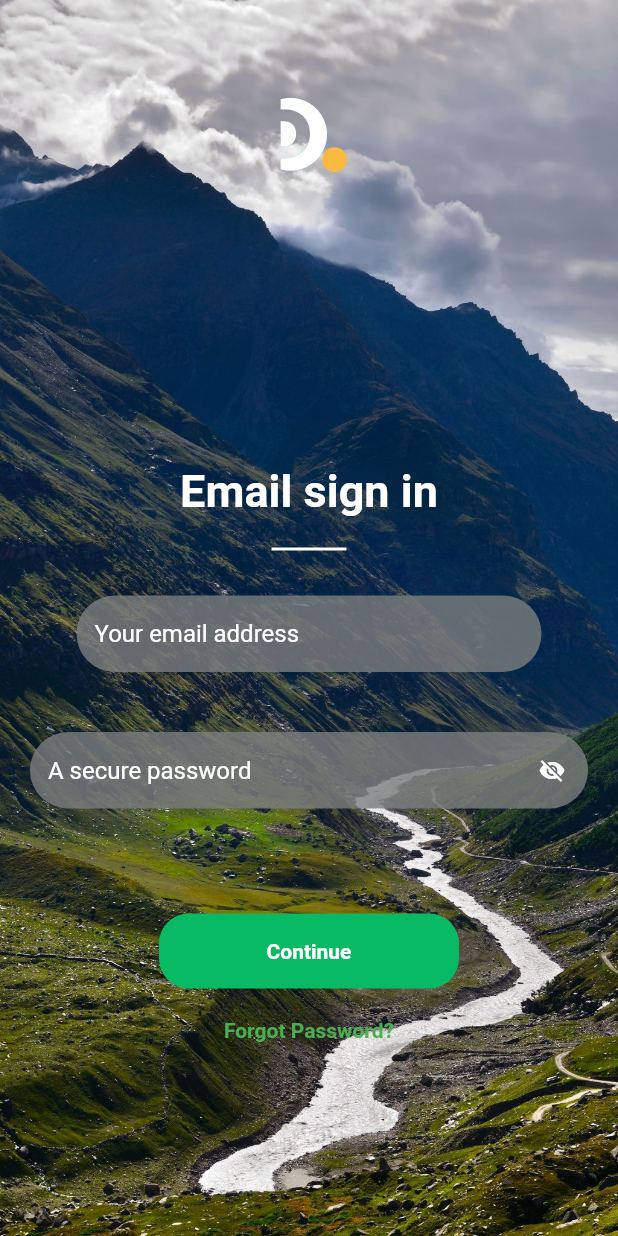
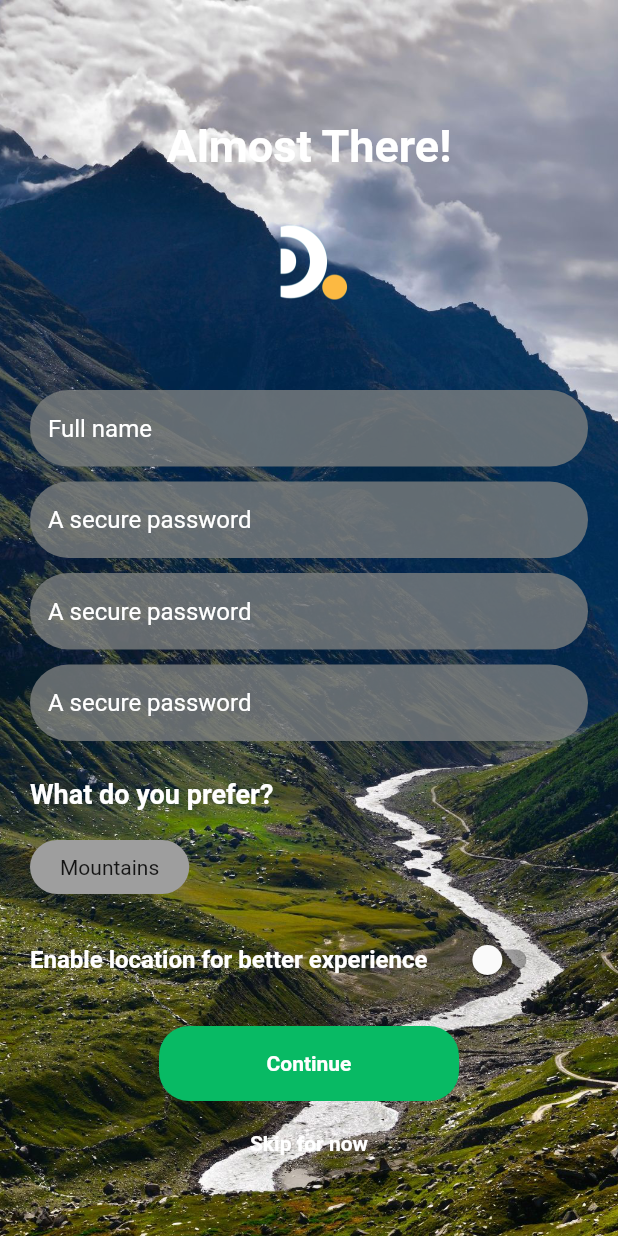
Before and after one commit to Shawon-mas/dd_travel_app, a Flutter app: the EmailLogin screen opened directly, after a tap on "Continue", on a phone screen of 412 x 824 dp. Run offline on Flutter 3.47's test engine with Material 2 defaults, Android fonts, the phone set to English and light mode, and no system bars; our stand-ins replace banner_carousel, flutter_screenutil, get, hexcolor; network calls fail.

Commit message:
first commit

```diff
--- /dev/null
+++ b/lib/view/complete_profile.dart
@@ -0,0 +1,220 @@
+
+import 'package:dd_travel_app/view/Home/home.dart';
+import 'package:flutter/material.dart';
+import 'package:get/get.dart';
+import 'package:hexcolor/hexcolor.dart';
+
+class CompleteProfile extends StatelessWidget {
+   CompleteProfile({Key? key}) : super(key: key);
+
+  bool isSwitched = false;
+
+  @override
+  Widget build(BuildContext context) {
+    return Scaffold(
+      body: Stack(
+        children: [
+          Image.asset("assets/bg2.png",fit: BoxFit.cover,height: double.infinity,width: double.infinity,),
+          Positioned(
+            top: 50,
+            left: 0,
+            right: 0,
+
+            child: Container(
+              height: MediaQuery.of(context).size.height,
+              width:double.infinity,
+              child: SingleChildScrollView(
+                child: Column(
+                  mainAxisAlignment: MainAxisAlignment.spaceBetween,
+                  children: [
+
+
+                    SizedBox(
+                      height: 30,
+                    ),
+                    Column(
+
+                      children: [
+
+                        Text("Almost There!",style: TextStyle(fontWeight:FontWeight.w600,color: Colors.white,fontSize: 30),textAlign: TextAlign.center),
+                        SizedBox(
+                          height: 20,
+                        ),
+                        Image.asset("assets/logo.png",fit: BoxFit.cover,height: 80,width: 80,),
+                        SizedBox(
+                          height: 20,
+                        ),
+                       Padding(
+                         padding: const EdgeInsets.all(20),
+                         child: Column(
+                           crossAxisAlignment:CrossAxisAlignment.start,
+                           children: [
+                             Padding(
+                               padding: const EdgeInsets.symmetric(horizontal: 0,vertical: 5),
+                               child: TextFormField(
+
+                                 decoration: InputDecoration(
+                                   hintText: 'Full name',
+                                   labelStyle: TextStyle(color: Colors.white),
+                                   hintStyle: TextStyle(color: Colors.white),
+                                   fillColor:HexColor('#7B7E7E').withOpacity(0.8),
+                                   filled: true,
+                                   isDense: true,
+                                   focusColor: HexColor('#08BA64'),
+                                   border: OutlineInputBorder(
+                                       borderRadius: BorderRadius.circular(30),
+                                       borderSide: BorderSide.none
+
+                                   ),
+
+                                 ),
+
+
+
+                               ),
+                             ),
+                             Padding(
+                               padding: const EdgeInsets.symmetric(horizontal: 0,vertical: 5)
+                               ,child: TextFormField(
+
+                               decoration: InputDecoration(
+                                 hintText: 'A secure password',
+                                 labelStyle: TextStyle(color: Colors.white),
+                                 hintStyle: TextStyle(color: Colors.white),
+                                 fillColor:HexColor('#7B7E7E').withOpacity(0.8),
+                                 filled: true,
+                                 isDense: true,
+                                 focusColor: HexColor('#08BA64'),
+                                 border: OutlineInputBorder(
+                                     borderRadius: BorderRadius.circular(30),
+                                     borderSide: BorderSide.none
+
+                                 ),
+
+                               ),
+                             ),
+                             ),
+                             Padding(
+                               padding: const EdgeInsets.symmetric(horizontal: 0,vertical: 5),
+                               child: TextFormField(
+
+                                 decoration: InputDecoration(
+                                   hintText: 'A secure password',
+                                   labelStyle: TextStyle(color: Colors.white),
+                                   hintStyle: TextStyle(color: Colors.white),
+                                   fillColor:HexColor('#7B7E7E').withOpacity(0.8),
+                                   filled: true,
+                                   isDense: true,
+                                   focusColor: HexColor('#08BA64'),
+                                   border: OutlineInputBorder(
+                                       borderRadius: BorderRadius.circular(30),
+                                       borderSide: BorderSide.none
+
+                                   ),
+
+                                 ),
+                               ),
+                             ),
+                             Padding(
+                               padding: const EdgeInsets.symmetric(horizontal: 0,vertical: 5),
+                               child: TextFormField(
+
+                                 decoration: InputDecoration(
+                                   hintText: 'A secure password',
+                                   labelStyle: TextStyle(color: Colors.white),
+                                   hintStyle: TextStyle(color: Colors.white),
+                                   fillColor:HexColor('#7B7E7E').withOpacity(0.8),
+                                   filled: true,
+                                   isDense: true,
+                                   focusColor: HexColor('#08BA64'),
+                                   border: OutlineInputBorder(
+                                       borderRadius: BorderRadius.circular(30),
+                                       borderSide: BorderSide.none
+
+                                   ),
+
+                                 ),
+                               ),
+                             ),
+                             SizedBox(
+                               height: 20,
+                             ),
+                             Text("What do you prefer?",style: TextStyle(fontWeight:FontWeight.w600,color: Colors.white,fontSize: 18),),
+                             SizedBox(
+                               height: 20,
+                             ),
+
+                             Container(
+                               decoration: BoxDecoration(
+                                 //  border: Border.all(color: Colors.grey,width: 2,style: BorderStyle.solid),
+                                 borderRadius: BorderRadius.circular(20),
+                                 color: Colors.grey,
+
+                               ),
+                               padding: EdgeInsets.symmetric(horizontal: 20,vertical: 10),
+                               child: Text("Mountains"),
+                             ),
+                             SizedBox(
+                               height: 20,
+                             ),
+                             Row(
+                               children: [
+                                 Text("Enable location for better experience",style: TextStyle(fontWeight:FontWeight.w600,color: Colors.white,fontSize: 16),),
+                                 SizedBox(
+                                   width: 20,
+                                 ),
+                                 Switch(
+                                   activeColor: HexColor('#08BA64'),
+                                   value: isSwitched,
+                                   onChanged: (value) {
+
+
+                                   },
+                                 ),
+                               ],
+                             ),
+                           ],
+                         ),
+                       ),
+                        GestureDetector(
+                          onTap: (){
+                             Get.to(HomePage());
+                          },
+                          child: Container(
+
+                            width: 200,
+                            height: 50,
+                            decoration: BoxDecoration(
+                              //  border: Border.all(color: Colors.grey,width: 2,style: BorderStyle.solid),
+                              borderRadius: BorderRadius.circular(20),
+                              color:HexColor('#08BA64'),
+
+                            ),
+
+                            child: Center(
+                              child: Text("Continue",style: TextStyle(fontWeight:FontWeight.w600,color: Colors.white,fontSize: 14),),
+                            ),
+                          ),
+                        ),
+
+                        SizedBox(
+                          height: 20,
+                        ),
+
+                        Text("Skip for now",style: TextStyle(fontWeight:FontWeight.w600,color: Colors.white,fontSize: 14),),
+                        SizedBox(
+                          height: 20,
+                        )
+                      ],),
+                  ],
+                ),
+              ),
+            ),)
+
+
+        ],
+      ),
+
+    );
+  }
+}
--- a/lib/view/sign_in_with_email.dart
+++ b/lib/view/sign_in_with_email.dart
@@ -1,5 +1,7 @@
 
+import 'package:dd_travel_app/view/complete_profile.dart';
 import 'package:flutter/material.dart';
+import 'package:get/get.dart';
 import 'package:hexcolor/hexcolor.dart';
 
 class EmailLogin extends StatelessWidget {
@@ -16,18 +18,18 @@ class EmailLogin extends StatelessWidget {
             left: 0,
             right: 0,
 
-            child: Container(
-              height: 700,
-              width:double.infinity,
-              child: SingleChildScrollView(
+
+              child: Container(
+                height: 700,
+                width:double.infinity,
                 child: Column(
-                  mainAxisAlignment: MainAxisAlignment.spaceBetween,
+
                   children: [
 
                     Image.asset("assets/logo.png",fit: BoxFit.cover,height: 80,width: 80,),
 
                     SizedBox(
-                      height: 180,
+                      height: 200,
                     ),
                     Column(
                       children: [
@@ -44,13 +46,13 @@ class EmailLogin extends StatelessWidget {
                           ),
                         ),
                         SizedBox(
-                          height: 10,
+                          height: 20,
                         ),
                         SizedBox(
-                          width: 350,
                           child: Padding(
-                            padding: const EdgeInsets.all(20),
+                            padding: const EdgeInsets.symmetric(horizontal: 20,vertical: 0),
                             child: TextFormField(
+                              style: TextStyle(color: Colors.white),
 
                               decoration: InputDecoration(
                                 hintText: 'Your email address',
@@ -76,7 +78,7 @@ class EmailLogin extends StatelessWidget {
 
 
                        Padding(
-                         padding: const EdgeInsets.all(20),
+                         padding: const EdgeInsets.symmetric(horizontal: 20,vertical: 10),
                          child: TextFormField(
 
                            decoration: InputDecoration(
@@ -98,11 +100,11 @@ class EmailLogin extends StatelessWidget {
                          ),
                        ),
                         SizedBox(
-                          height: 50,
+                          height: 30,
                         ),
                         GestureDetector(
                           onTap: (){
-                          //  Get.to(SocialMediaLogIn());
+                           Get.to(CompleteProfile());
                           },
                           child: Container(
 
@@ -133,7 +135,7 @@ class EmailLogin extends StatelessWidget {
                   ],
                 ),
               ),
-            ),)
+            ),
 
 
         ],
--- a/pubspec.yaml
+++ b/pubspec.yaml
@@ -37,6 +37,7 @@ dependencies:
   # Use with the CupertinoIcons class for iOS style icons.
   cupertino_icons: ^1.0.2
   get:
+  banner_carousel: ^1.2.1
   get_storage:
   hexcolor:
   cached_network_image: ^3.2.3
```
Also changed, not shown: lib/view/Home/home.dart (added, +140 -0 lines), assets/emargency.png (added), assets/img.png (added), assets/notifitacron.png (added), assets/skan.png (added), lib/view/navbar.dart (added), pubspec.lock.
